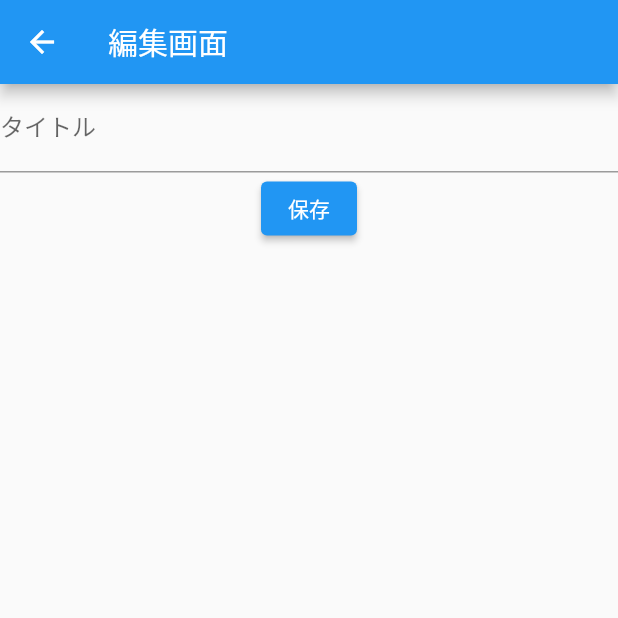
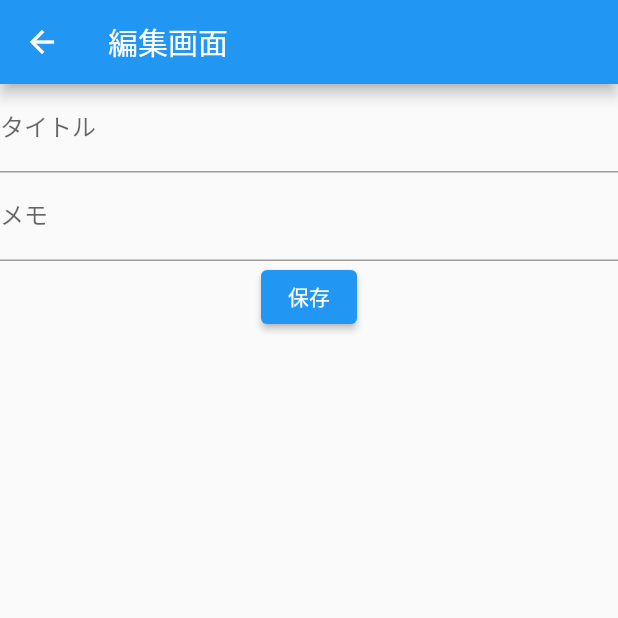
Before and after one commit to shunking-tech/kyouzai_record, a Flutter app: the EditData screen opened directly, after a tap on "保存", on a phone screen of 412 x 824 dp, the top half of it. Run offline on Flutter 3.47's test engine with Material 2 defaults, Android fonts, the phone set to English and light mode, and no system bars.

Commit message:
改行できるTextfieldを作成

```diff
--- a/lib/page/edit_data.dart
+++ b/lib/page/edit_data.dart
@@ -9,6 +9,7 @@ class EditData extends StatefulWidget {
 
 class _EditDataState extends State<EditData> {
   TextEditingController titleEditingController = TextEditingController();
+  TextEditingController memoEditingController = TextEditingController();
 
   @override
   Widget build(BuildContext context) {
@@ -24,10 +25,20 @@ class _EditDataState extends State<EditData> {
               labelText: 'タイトル',
             ),
           ),
+          TextField(
+            controller: memoEditingController,
+            maxLines: null,
+            decoration: InputDecoration(
+              labelText: 'メモ',
+            ),
+          ),
           ElevatedButton(
             child: Text("保存"),
             onPressed: () {
+              print("タイトル");
               print(titleEditingController.text);
+              print("メモ");
+              print(memoEditingController.text);
             },
           ),
         ],
```
